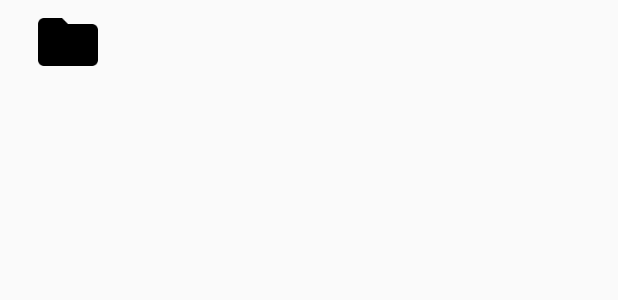
After one commit to yangli1120/FileManager, an Android app: the layout layout_file_item.xml on its own in the app's theme, with its tools: preview values and no code run, on a phone screen of 412 x 824 dp. The commit adds this screen. Shown: the top 300 px of the screen. Run offline under Robolectric (Android 15) with nearby library versions, the phone set to English and light mode, and no system bars.

Commit message:
init recycler view
Signed-off-by: crazysheep <ly513782705@gmail.com>

```diff
--- a/app/src/main/AndroidManifest.xml
+++ b/app/src/main/AndroidManifest.xml
@@ -1,6 +1,8 @@
 <?xml version="1.0" encoding="utf-8"?>
 <manifest xmlns:android="http://schemas.android.com/apk/res/android"
     package="crazysheep.io.filemanager" >
+
+    <uses-permission android:name="android.permission.READ_EXTERNAL_STORAGE"/>
 
     <application
         android:allowBackup="true"
--- /dev/null
+++ b/app/src/main/res/layout/layout_file_item.xml
@@ -0,0 +1,27 @@
+<?xml version="1.0" encoding="utf-8"?>
+<LinearLayout xmlns:android="http://schemas.android.com/apk/res/android"
+    android:orientation="horizontal" android:layout_width="match_parent"
+    android:layout_height="@dimen/file_item_height">
+
+    <ImageView
+        android:id="@+id/file_cover_iv"
+        android:layout_width="90dp"
+        android:layout_height="match_parent"
+        android:src="@drawable/ic_folder_black_48dp"
+        android:scaleType="center"
+        android:adjustViewBounds="true" />
+
+    <LinearLayout
+        android:layout_width="match_parent"
+        android:layout_height="match_parent"
+        android:orientation="horizontal"
+        android:gravity="center_vertical">
+
+        <TextView
+            android:id="@+id/file_name_tv"
+            android:layout_width="match_parent"
+            android:layout_height="wrap_content"
+            android:textSize="@dimen/file_item_text_size"
+            android:textColor="@color/text_dark_grey"/>
+    </LinearLayout>
+</LinearLayout>
--- a/app/src/main/res/values/colors.xml
+++ b/app/src/main/res/values/colors.xml
@@ -3,4 +3,6 @@
     <color name="colorPrimary">#3F51B5</color>
     <color name="colorPrimaryDark">#303F9F</color>
     <color name="colorAccent">#FF4081</color>
+
+    <color name="text_dark_grey">#878787</color>
 </resources>
--- a/app/src/main/res/values/dimens.xml
+++ b/app/src/main/res/values/dimens.xml
@@ -6,4 +6,8 @@
     <dimen name="activity_horizontal_margin">16dp</dimen>
     <dimen name="activity_vertical_margin">16dp</dimen>
     <dimen name="fab_margin">16dp</dimen>
+
+    <!-- file item layout -->
+    <dimen name="file_item_height">56dp</dimen>
+    <dimen name="file_item_text_size">17sp</dimen>
 </resources>
--- a/build.gradle
+++ b/build.gradle
@@ -1,5 +1,4 @@
 // Top-level build file where you can add configuration options common to all sub-projects/modules.
-
 buildscript {
     repositories {
         jcenter()
```
Also changed, not shown: app/build.gradle (+27 -3 lines), app/src/main/java/crazysheep/io/filemanager/MainActivity.java (+42 -0 lines), app/src/main/java/crazysheep/io/filemanager/adapter/FilesAdapter.java (added, +74 -0 lines), app/src/main/java/crazysheep/io/filemanager/asynctask/FileScannerTask.java (added, +79 -0 lines), app/src/main/java/crazysheep/io/filemanager/model/FileItemModel.java (added, +42 -0 lines), app/src/main/res/layout/content_main.xml (+5 -2 lines), app/src/main/res/drawable-xhdpi/ic_folder_black_48dp.png (added), app/src/main/res/drawable-xxhdpi/ic_folder_black_48dp.png (added), app/src/main/res/drawable-xxxhdpi/ic_folder_black_48dp.png (added), 1 other file.
